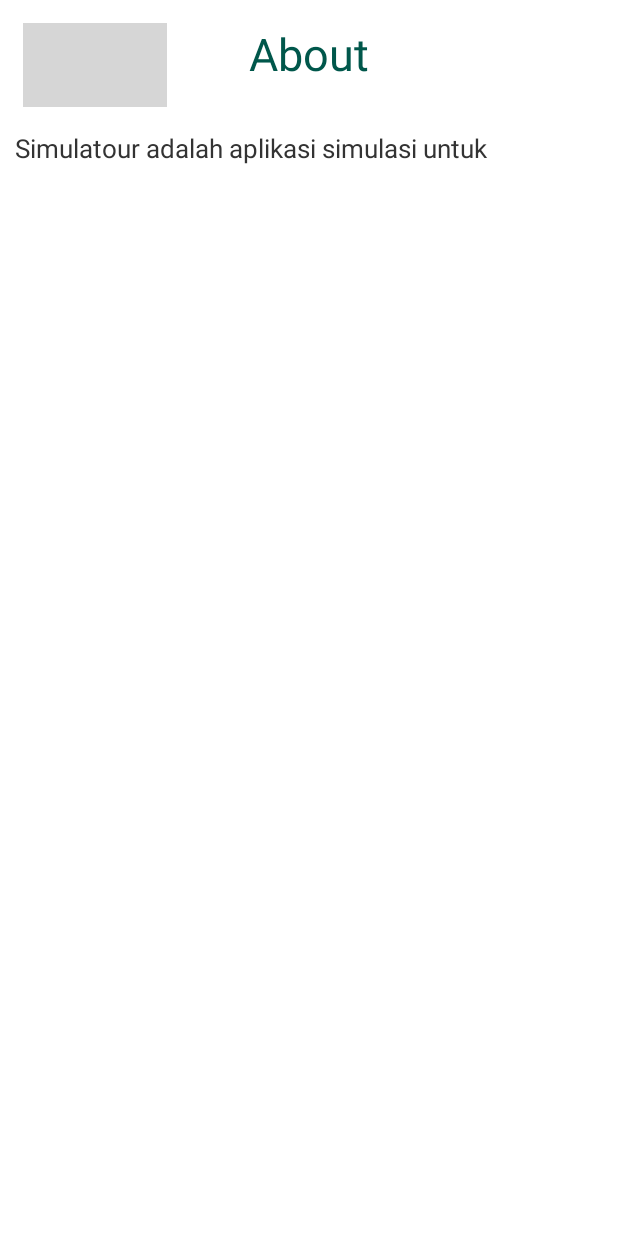
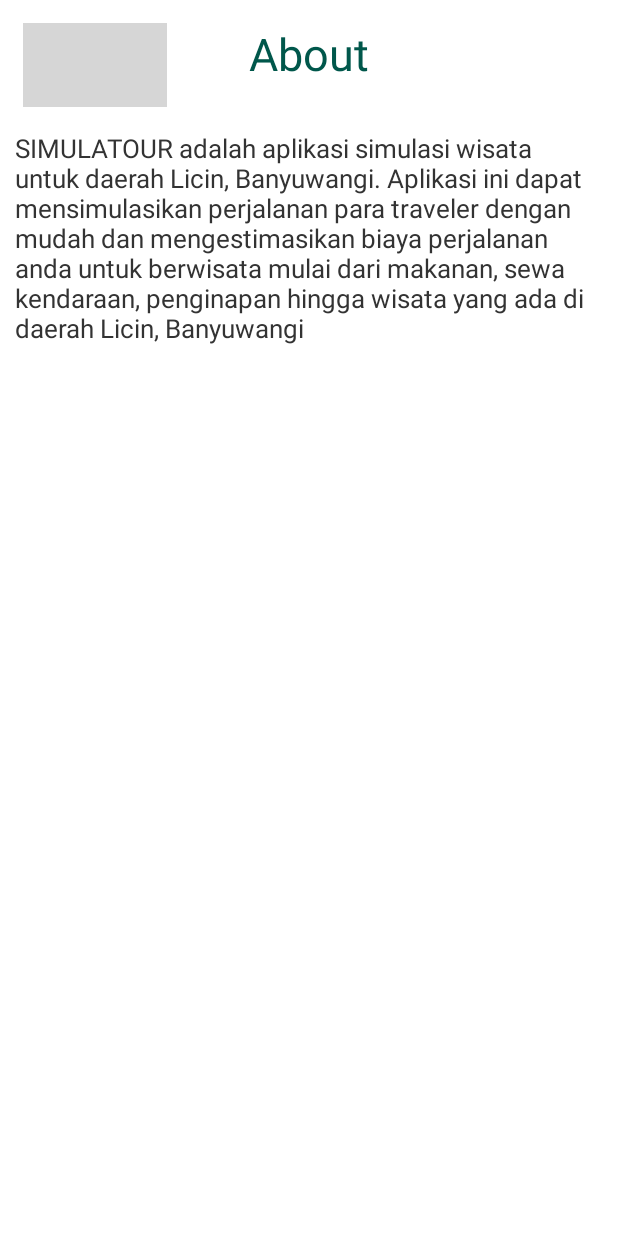
Before and after one commit to brianrizqi/simulatour, an Android app: the AboutActivity screen opened directly, with no data from a screen before it, on a phone screen of 412 x 824 dp. Run offline under Robolectric (Android 15) with nearby library versions, the phone set to English and light mode, and no system bars; our stand-ins replace ButterKnife; network calls fail; grey boxes are pictures that could not be loaded.

Commit message:
bug fixed

```diff
--- a/app/src/main/java/id/ac/unej/ilkom/simulatour/Activities/SimulatorActivity.java
+++ b/app/src/main/java/id/ac/unej/ilkom/simulatour/Activities/SimulatorActivity.java
@@ -144,7 +144,7 @@
                                      if (objSimulasi.getString("label").equalsIgnoreCase("makanan")){
                                         s.setKeterangan("(untuk 1 kali makan)");
                                     } else if (objSimulasi.getString("label").equalsIgnoreCase("transportasi")){
-                                         s.setKeterangan("");
+                                         s.setKeterangan("(dari "+objSimulasi.getString("nama")+" ke Tamansari)");
                                      }
                                 }
 
--- a/app/src/main/res/layout/activity_about.xml
+++ b/app/src/main/res/layout/activity_about.xml
@@ -37,7 +37,7 @@
         android:layout_width="match_parent"
         android:layout_height="wrap_content"
         android:layout_marginTop="10dp"
-        android:text="Simulatour adalah aplikasi simulasi untuk"
+        android:text="SIMULATOUR adalah aplikasi simulasi wisata untuk daerah Licin, Banyuwangi. Aplikasi ini dapat mensimulasikan perjalanan para traveler dengan mudah dan mengestimasikan biaya perjalanan anda untuk berwisata mulai dari makanan, sewa kendaraan, penginapan hingga wisata yang ada di daerah Licin, Banyuwangi"
         android:textColor="#333"
         android:textSize="17.5dp" />
 
```
Also changed, not shown: app/src/main/res/mipmap-xxhdpi/error.png, 1 other file.
